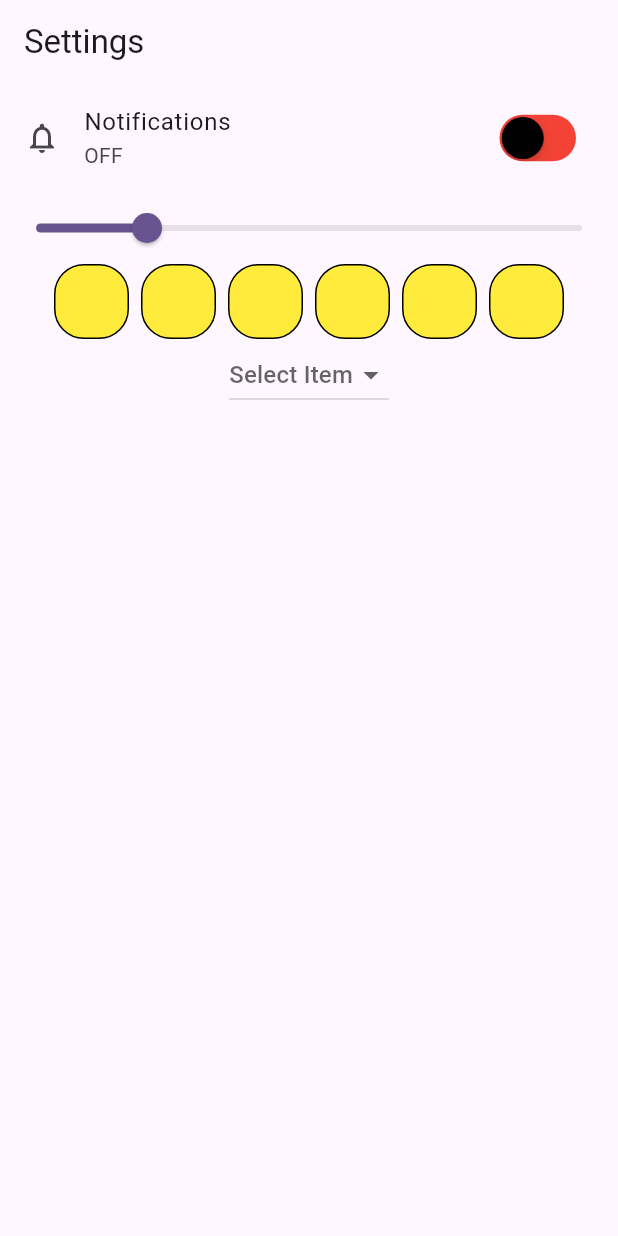
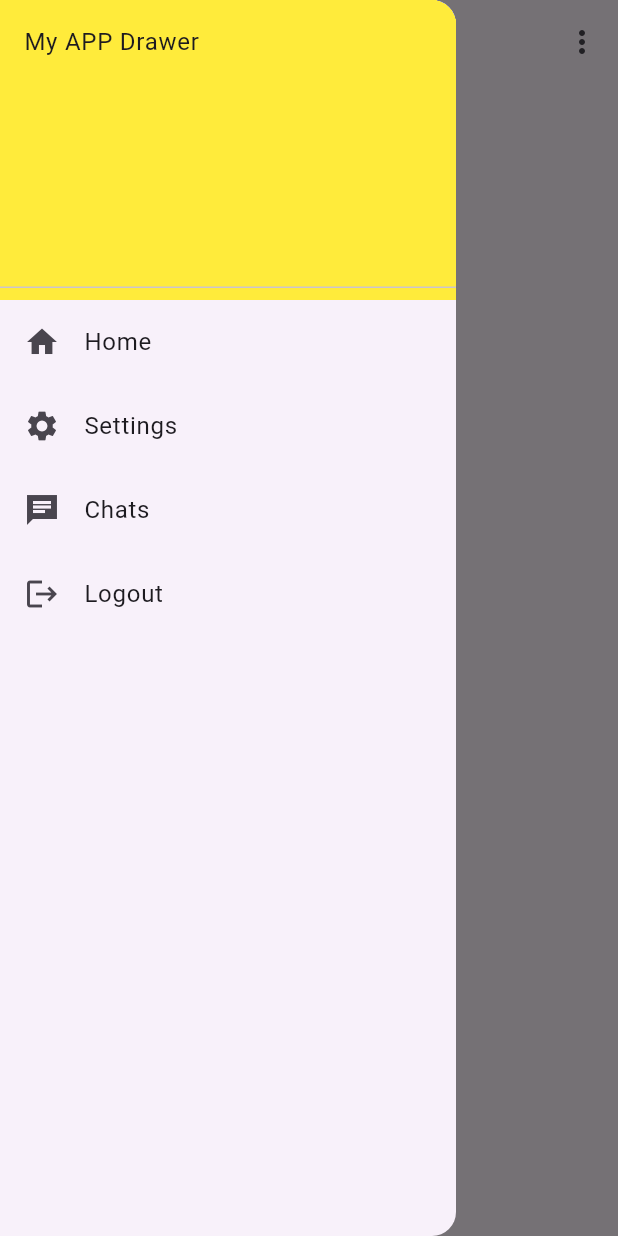
Before and after one commit to AbRehman536/mustafa_frontend, a Flutter app: the screen it shows after launch, with the side drawer open (before the commit the screen has no drawer), on a phone screen of 412 x 824 dp. Run offline on Flutter 3.47's test engine with Material 3 defaults, Android fonts, the light colour scheme and no system bars; drawn by our look-alikes of pinput; our stand-ins replace curved_navigation_bar, smooth_page_indicator.

Commit message:
Menu done

```diff
--- a/lib/main.dart
+++ b/lib/main.dart
@@ -8,6 +8,7 @@ import 'package:mustafa_frontend/girdview/gridview_count.dart';
 import 'package:mustafa_frontend/girdview/gridview_staggered.dart';
 import 'package:mustafa_frontend/images.dart';
 import 'package:mustafa_frontend/listTile.dart';
+import 'package:mustafa_frontend/menu.dart';
 import 'package:mustafa_frontend/pageview.dart';
 import 'package:mustafa_frontend/row_column.dart';
 import 'package:mustafa_frontend/settings.dart';
@@ -25,6 +26,7 @@ class MyApp extends StatelessWidget {
   @override
   Widget build(BuildContext context) {
     return MaterialApp(
+      debugShowCheckedModeBanner: false,
       title: 'Flutter Demo',
       theme: ThemeData(
         // This is the theme of your application.
@@ -44,7 +46,7 @@ class MyApp extends StatelessWidget {
         // tested with just a hot reload.
         colorScheme: ColorScheme.fromSeed(seedColor: Colors.deepPurple),
       ),
-      home: Settings(),
+      home: MenuDemo(),
     );
   }
 }
--- /dev/null
+++ b/lib/menu.dart
@@ -0,0 +1,51 @@
+import 'package:flutter/material.dart';
+
+class MenuDemo extends StatelessWidget {
+  const MenuDemo({super.key});
+
+  @override
+  Widget build(BuildContext context) {
+    return Scaffold(
+      appBar: AppBar(
+        title: Text("Menu"),
+        actions: [
+          PopupMenuButton(
+            itemBuilder: (BuildContext context) {
+              return [
+                PopupMenuItem(child: TextButton(onPressed: (){}, child: Text("Home"))),
+                PopupMenuItem(child: TextButton(onPressed: (){}, child: Text("Settings"))),
+                PopupMenuItem(child: TextButton(onPressed: (){}, child: Text("Profile"))),
+                PopupMenuItem(child: TextButton(onPressed: (){}, child: Text("Chats"))),
+                PopupMenuItem(child: TextButton(onPressed: (){}, child: Text("Logout"))),
+              ];
+            },)
+        ],
+      ),
+      drawer: Drawer(
+        child: ListView(children: [
+          Container(
+            height: 200, width: 500,
+              color: Colors.yellow,
+              child: DrawerHeader(child: Text("My APP Drawer"))),
+          ListTile(
+            leading: Icon(Icons.home),
+            title: Text("Home"),),
+          ListTile(
+            leading: Icon(Icons.settings),
+            title: Text("Settings"),),
+          ListTile(
+            leading: Icon(Icons.chat_sharp),
+            title: Text("Chats"),),
+          ListTile(
+            onTap: (){
+              Navigator.pop(context);
+            },
+            leading: Icon(Icons.logout),
+            title: Text("Logout"),),
+
+        ],),
+      ),
+      body: Center(child: Text("Click on 3 dots"),),
+    );
+  }
+}
```
